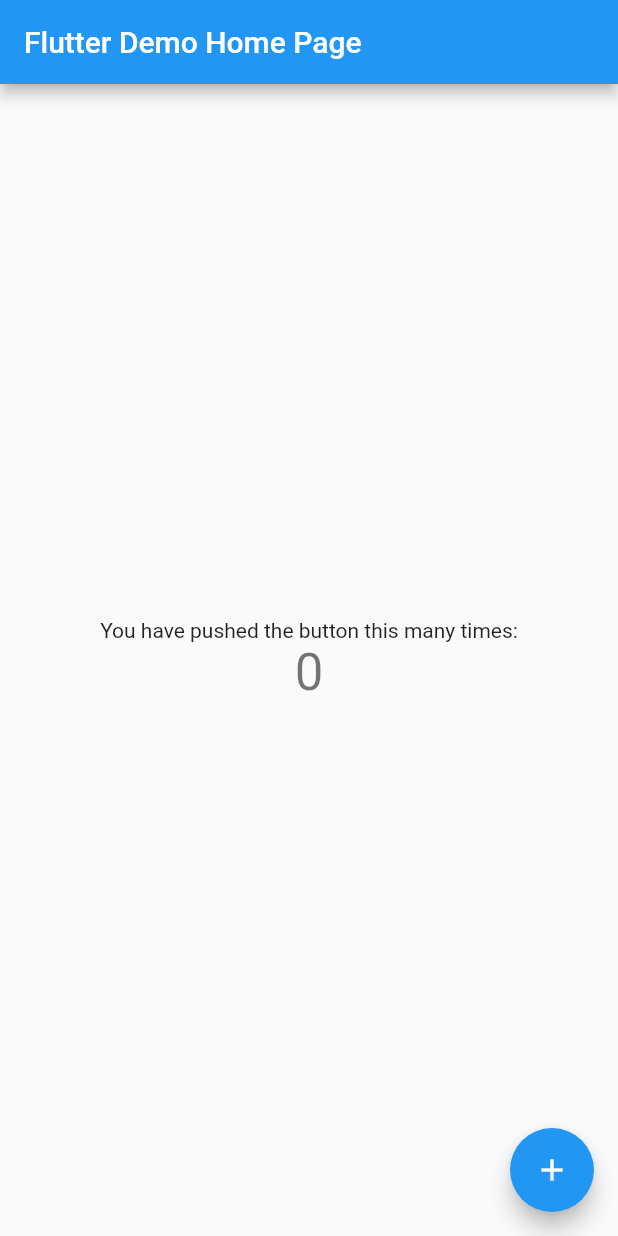
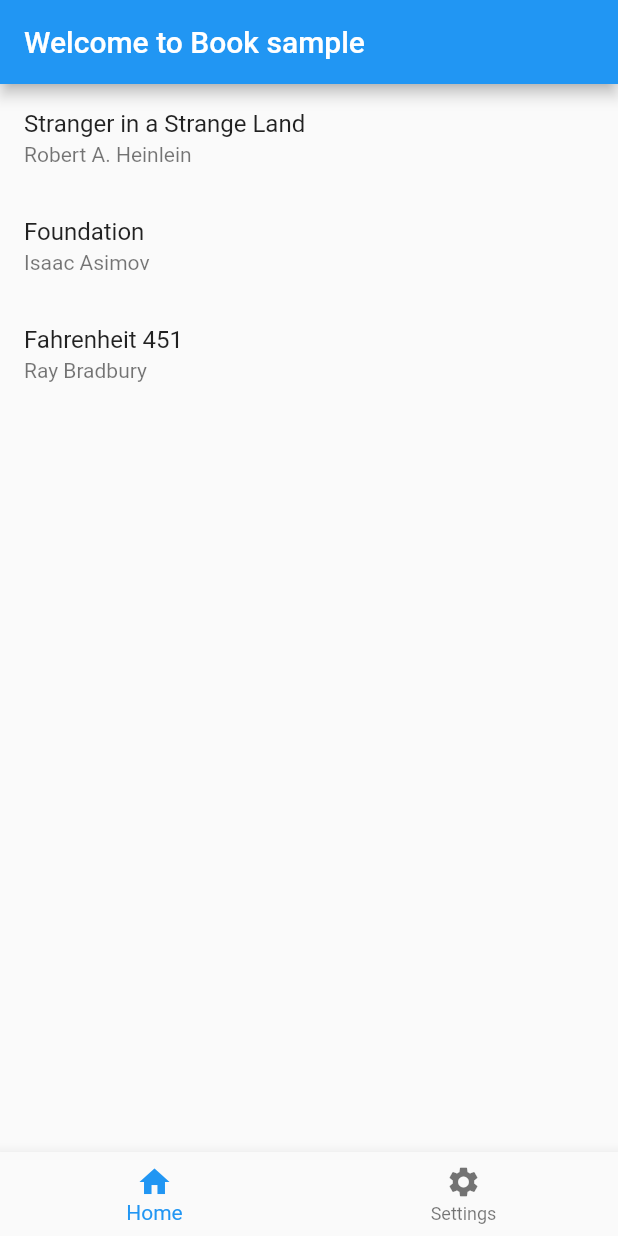
Before and after one commit to vgribok/flutter_tabbed_app, a Flutter app: the screen it shows after launch, on a phone screen of 412 x 824 dp. Run offline on Flutter 3.47's test engine with Material 2 defaults, Android fonts, the phone set to English and light mode, and no system bars.

Commit message:
Navigation sample from https://gist.github.com/johnpryan/bbca91e23bbb4d39247fa922533be7c9 as a possible starting point

```diff
--- a/lib/main.dart
+++ b/lib/main.dart
@@ -1,113 +1,400 @@
+/// It's a full navigation sample from https://gist.github.com/johnpryan/bbca91e23bbb4d39247fa922533be7c9
+
 import 'package:flutter/material.dart';
 
 void main() {
-  runApp(MyApp());
+  runApp(NestedRouterDemo());
 }
 
-class MyApp extends StatelessWidget {
-  // This widget is the root of your application.
+class Book {
+  final String title;
+  final String author;
+
+  Book(this.title, this.author);
+}
+
+class NestedRouterDemo extends StatefulWidget {
+  @override
+  _NestedRouterDemoState createState() => _NestedRouterDemoState();
+}
+
+class _NestedRouterDemoState extends State<NestedRouterDemo> {
+  BookRouterDelegate _routerDelegate = BookRouterDelegate();
+  BookRouteInformationParser _routeInformationParser =
+  BookRouteInformationParser();
+
   @override
   Widget build(BuildContext context) {
-    return MaterialApp(
-      title: 'Flutter Demo',
-      theme: ThemeData(
-        // This is the theme of your application.
-        //
-        // Try running your application with "flutter run". You'll see the
-        // application has a blue toolbar. Then, without quitting the app, try
-        // changing the primarySwatch below to Colors.green and then invoke
-        // "hot reload" (press "r" in the console where you ran "flutter run",
-        // or simply save your changes to "hot reload" in a Flutter IDE).
-        // Notice that the counter didn't reset back to zero; the application
-        // is not restarted.
-        primarySwatch: Colors.blue,
-      ),
-      home: MyHomePage(title: 'Flutter Demo Home Page'),
+    return MaterialApp.router(
+      title: 'Books App',
+      routerDelegate: _routerDelegate,
+      routeInformationParser: _routeInformationParser,
     );
   }
 }
 
-class MyHomePage extends StatefulWidget {
-  MyHomePage({Key? key, required this.title}) : super(key: key);
+class BooksAppState extends ChangeNotifier {
+  int _selectedIndex;
 
-  // This widget is the home page of your application. It is stateful, meaning
-  // that it has a State object (defined below) that contains fields that affect
-  // how it looks.
+  Book? _selectedBook;
 
-  // This class is the configuration for the state. It holds the values (in this
-  // case the title) provided by the parent (in this case the App widget) and
-  // used by the build method of the State. Fields in a Widget subclass are
-  // always marked "final".
+  final List<Book> books = [
+    Book('Stranger in a Strange Land', 'Robert A. Heinlein'),
+    Book('Foundation', 'Isaac Asimov'),
+    Book('Fahrenheit 451', 'Ray Bradbury'),
+  ];
 
-  final String title;
+  BooksAppState() : _selectedIndex = 0;
+
+  int get selectedIndex => _selectedIndex;
+
+  set selectedIndex(int idx) {
+    _selectedIndex = idx;
+    if (_selectedIndex == 1) {
+      // Remove this line if you want to keep the selected book when navigating
+      // between "settings" and "home" which book was selected when Settings is
+      // tapped.
+      selectedBook = null;
+    }
+    notifyListeners();
+  }
+
+  Book? get selectedBook => _selectedBook;
+
+  set selectedBook(Book? book) {
+    _selectedBook = book;
+    notifyListeners();
+  }
+
+  int getSelectedBookById() {
+    if (!books.contains(_selectedBook)) return 0;
+    return books.indexOf(_selectedBook!);
+  }
+
+  void setSelectedBookById(int id) {
+    if (id < 0 || id > books.length - 1) {
+      return;
+    }
+
+    _selectedBook = books[id];
+    notifyListeners();
+  }
+}
+
+class BookRouteInformationParser extends RouteInformationParser<BookRoutePath> {
+  @override
+  Future<BookRoutePath> parseRouteInformation(
+      RouteInformation routeInformation) async {
+    final uri = Uri.parse(routeInformation.location!);
+
+    if (uri.pathSegments.isNotEmpty && uri.pathSegments.first == 'settings') {
+      return BooksSettingsPath();
+    } else {
+      if (uri.pathSegments.length >= 2) {
+        if (uri.pathSegments[0] == 'book') {
+          return BooksDetailsPath(int.tryParse(uri.pathSegments[1])!);
+        }
+      }
+      return BooksListPath();
+    }
+  }
 
   @override
-  _MyHomePageState createState() => _MyHomePageState();
+  RouteInformation? restoreRouteInformation(BookRoutePath configuration) {
+    if (configuration is BooksListPath) {
+      return RouteInformation(location: '/home');
+    }
+    if (configuration is BooksSettingsPath) {
+      return RouteInformation(location: '/settings');
+    }
+    if (configuration is BooksDetailsPath) {
+      return RouteInformation(location: '/book/${configuration.id}');
+    }
+    return null;
+  }
 }
 
-class _MyHomePageState extends State<MyHomePage> {
-  int _counter = 0;
+class BookRouterDelegate extends RouterDelegate<BookRoutePath>
+    with ChangeNotifier, PopNavigatorRouterDelegateMixin<BookRoutePath> {
+  final GlobalKey<NavigatorState> navigatorKey;
 
-  void _incrementCounter() {
-    setState(() {
-      // This call to setState tells the Flutter framework that something has
-      // changed in this State, which causes it to rerun the build method below
-      // so that the display can reflect the updated values. If we changed
-      // _counter without calling setState(), then the build method would not be
-      // called again, and so nothing would appear to happen.
-      _counter++;
-    });
+  BooksAppState appState = BooksAppState();
+
+  BookRouterDelegate() : navigatorKey = GlobalKey<NavigatorState>() {
+    appState.addListener(notifyListeners);
+  }
+
+  BookRoutePath get currentConfiguration {
+    if (appState.selectedIndex == 1) {
+      return BooksSettingsPath();
+    } else {
+      if (appState.selectedBook == null) {
+        return BooksListPath();
+      } else {
+        return BooksDetailsPath(appState.getSelectedBookById());
+      }
+    }
   }
 
   @override
   Widget build(BuildContext context) {
-    // This method is rerun every time setState is called, for instance as done
-    // by the _incrementCounter method above.
-    //
-    // The Flutter framework has been optimized to make rerunning build methods
-    // fast, so that you can just rebuild anything that needs updating rather
-    // than having to individually change instances of widgets.
+    return Navigator(
+      key: navigatorKey,
+      pages: [
+        MaterialPage(
+          child: AppShell(appState: appState),
+        ),
+      ],
+      onPopPage: (route, result) {
+        if (!route.didPop(result)) {
+          return false;
+        }
+
+        if (appState.selectedBook != null) {
+          appState.selectedBook = null;
+        }
+        notifyListeners();
+        return true;
+      },
+    );
+  }
+
+  @override
+  Future<void> setNewRoutePath(BookRoutePath path) async {
+    if (path is BooksListPath) {
+      appState.selectedIndex = 0;
+      appState.selectedBook = null;
+    } else if (path is BooksSettingsPath) {
+      appState.selectedIndex = 1;
+    } else if (path is BooksDetailsPath) {
+      appState.setSelectedBookById(path.id);
+    }
+  }
+}
+
+// Routes
+abstract class BookRoutePath {}
+
+class BooksListPath extends BookRoutePath {}
+
+class BooksSettingsPath extends BookRoutePath {}
+
+class BooksDetailsPath extends BookRoutePath {
+  final int id;
+
+  BooksDetailsPath(this.id);
+}
+
+// Widget that contains the AdaptiveNavigationScaffold
+class AppShell extends StatefulWidget {
+  final BooksAppState appState;
+
+  AppShell({
+    required this.appState,
+  });
+
+  @override
+  _AppShellState createState() => _AppShellState();
+}
+
+class _AppShellState extends State<AppShell> {
+  InnerRouterDelegate? _routerDelegate;
+  ChildBackButtonDispatcher? _backButtonDispatcher;
+
+  void initState() {
+    super.initState();
+    _routerDelegate = InnerRouterDelegate(widget.appState);
+  }
+
+  @override
+  void didUpdateWidget(covariant AppShell oldWidget) {
+    super.didUpdateWidget(oldWidget);
+    _routerDelegate!.appState = widget.appState;
+  }
+
+  @override
+  void didChangeDependencies() {
+    super.didChangeDependencies();
+    // Defer back button dispatching to the child router
+    _backButtonDispatcher = Router.of(context)
+        .backButtonDispatcher!
+        .createChildBackButtonDispatcher();
+  }
+
+  @override
+  Widget build(BuildContext context) {
+    var appState = widget.appState;
+
+    // Claim priority, If there are parallel sub router, you will need
+    // to pick which one should take priority;
+    _backButtonDispatcher?.takePriority();
+
     return Scaffold(
-      appBar: AppBar(
-        // Here we take the value from the MyHomePage object that was created by
-        // the App.build method, and use it to set our appbar title.
-        title: Text(widget.title),
+      appBar: AppBar(title: Text('Welcome to Book sample')),
+      body: Router(
+        routerDelegate: _routerDelegate!,
+        backButtonDispatcher: _backButtonDispatcher,
       ),
-      body: Center(
-        // Center is a layout widget. It takes a single child and positions it
-        // in the middle of the parent.
+      bottomNavigationBar: BottomNavigationBar(
+        items: [
+          BottomNavigationBarItem(icon: Icon(Icons.home), label: 'Home'),
+          BottomNavigationBarItem(
+              icon: Icon(Icons.settings), label: 'Settings'),
+        ],
+        currentIndex: appState.selectedIndex,
+        onTap: (newIndex) {
+          appState.selectedIndex = newIndex;
+        },
+      ),
+    );
+  }
+}
+
+class InnerRouterDelegate extends RouterDelegate<BookRoutePath>
+    with ChangeNotifier, PopNavigatorRouterDelegateMixin<BookRoutePath> {
+  final GlobalKey<NavigatorState> navigatorKey = GlobalKey<NavigatorState>();
+  BooksAppState get appState => _appState;
+  BooksAppState _appState;
+  set appState(BooksAppState value) {
+    if (value == _appState) {
+      return;
+    }
+    _appState = value;
+    notifyListeners();
+  }
+
+  InnerRouterDelegate(this._appState);
+
+  @override
+  Widget build(BuildContext context) {
+    return Navigator(
+      key: navigatorKey,
+      pages: [
+        if (appState.selectedIndex == 0) ...[
+          FadeAnimationPage(
+            child: BooksListScreen(
+              books: appState.books,
+              onTapped: _handleBookTapped,
+            ),
+            key: ValueKey('BooksListPage'),
+          ),
+          if (appState.selectedBook != null)
+            MaterialPage(
+              key: ValueKey(appState.selectedBook),
+              child: BookDetailsScreen(book: appState.selectedBook),
+            ),
+        ] else
+          FadeAnimationPage(
+            child: SettingsScreen(),
+            key: ValueKey('SettingsPage'),
+          ),
+      ],
+      onPopPage: (route, result) {
+        appState.selectedBook = null;
+        notifyListeners();
+        return route.didPop(result);
+      },
+    );
+  }
+
+  @override
+  Future<void> setNewRoutePath(BookRoutePath path) async {
+    // This is not required for inner router delegate because it does not
+    // parse route
+    assert(false);
+  }
+
+  void _handleBookTapped(Book book) {
+    appState.selectedBook = book;
+    notifyListeners();
+  }
+}
+
+class FadeAnimationPage extends Page {
+  final Widget child;
+
+  FadeAnimationPage({LocalKey? key, required this.child}) : super(key: key);
+
+  Route createRoute(BuildContext context) {
+    return PageRouteBuilder(
+      settings: this,
+      pageBuilder: (context, animation, animation2) {
+        var curveTween = CurveTween(curve: Curves.easeIn);
+        return FadeTransition(
+          opacity: animation.drive(curveTween),
+          child: child,
+        );
+      },
+    );
+  }
+}
+
+// Screens
+class BooksListScreen extends StatelessWidget {
+  final List<Book> books;
+  final ValueChanged<Book> onTapped;
+
+  BooksListScreen({
+    required this.books,
+    required this.onTapped,
+  });
+
+  @override
+  Widget build(BuildContext context) {
+    return Scaffold(
+      body: ListView(
+        children: [
+          for (var book in books)
+            ListTile(
+              title: Text(book.title),
+              subtitle: Text(book.author),
+              onTap: () => onTapped(book),
+            )
+        ],
+      ),
+    );
+  }
+}
+
+class BookDetailsScreen extends StatelessWidget {
+  final Book? book;
+
+  BookDetailsScreen({
+    required this.book,
+  });
+
+  @override
+  Widget build(BuildContext context) {
+    return Scaffold(
+      body: Padding(
+        padding: const EdgeInsets.all(8.0),
         child: Column(
-          // Column is also a layout widget. It takes a list of children and
-          // arranges them vertically. By default, it sizes itself to fit its
-          // children horizontally, and tries to be as tall as its parent.
-          //
-          // Invoke "debug painting" (press "p" in the console, choose the
-          // "Toggle Debug Paint" action from the Flutter Inspector in Android
-          // Studio, or the "Toggle Debug Paint" command in Visual Studio Code)
-          // to see the wireframe for each widget.
-          //
-          // Column has various properties to control how it sizes itself and
-          // how it positions its children. Here we use mainAxisAlignment to
-          // center the children vertically; the main axis here is the vertical
-          // axis because Columns are vertical (the cross axis would be
-          // horizontal).
-          mainAxisAlignment: MainAxisAlignment.center,
-          children: <Widget>[
-            Text(
-              'You have pushed the button this many times:',
+          crossAxisAlignment: CrossAxisAlignment.start,
+          children: [
+            TextButton(
+              onPressed: () {
+                Navigator.of(context).pop();
+              },
+              child: Text('Go Back'),
             ),
-            Text(
-              '$_counter',
-              style: Theme.of(context).textTheme.headline4,
-            ),
+            if (book != null) ...[
+              Text(book!.title, style: Theme.of(context).textTheme.headline6),
+              Text(book!.author, style: Theme.of(context).textTheme.subtitle1),
+            ],
           ],
         ),
       ),
-      floatingActionButton: FloatingActionButton(
-        onPressed: _incrementCounter,
-        tooltip: 'Increment',
-        child: Icon(Icons.add),
-      ), // This trailing comma makes auto-formatting nicer for build methods.
     );
   }
 }
+
+class SettingsScreen extends StatelessWidget {
+  @override
+  Widget build(BuildContext context) {
+    return Scaffold(
+      body: Center(
+        child: Text('Settings screen'),
+      ),
+    );
+  }
+}
```
Also changed, not shown: 1 other file.
